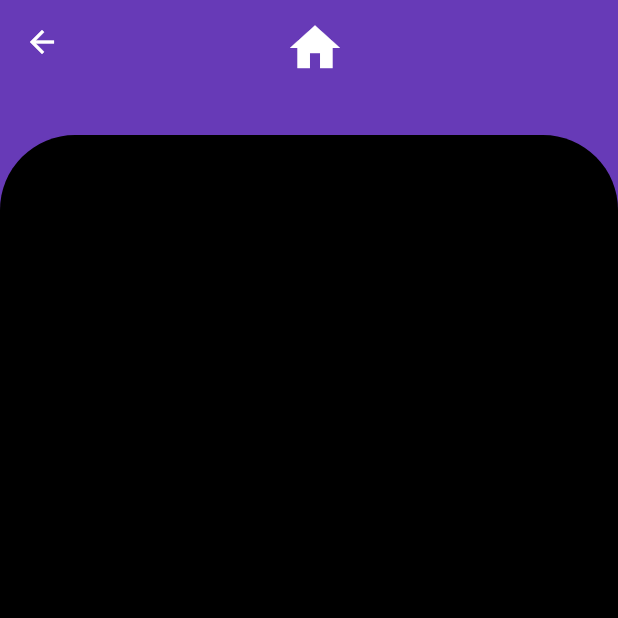
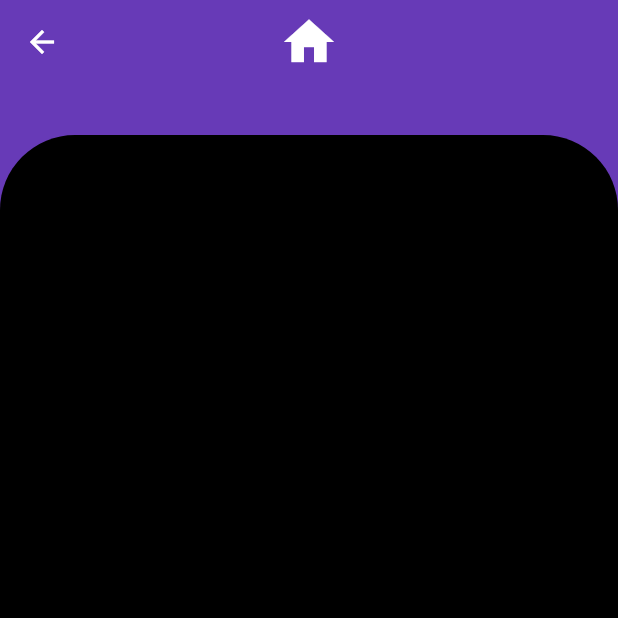
Before and after one commit to Kevin-Au-Duong/DACCKSCAM-DECO3801-S2-2022-UQ, a Flutter app: the Settings screen opened by its route, on a phone screen of 412 x 824 dp, the top half of it. Run offline on Flutter 3.47's test engine with Material 2 defaults, Android fonts, the phone set to English and light mode, and no system bars.

```diff
--- a/lib/Pages/settings.dart
+++ b/lib/Pages/settings.dart
@@ -11,13 +11,12 @@ class Settings extends StatelessWidget {
         centerTitle: true,
         elevation: 0,
         title: IconButton(
+          padding: EdgeInsets.zero,
           icon: const Icon(Icons.home, size: 40),
           onPressed: () {
             Navigator.pushNamedAndRemoveUntil(context, '/home', (_) => false);
           },
         ),
-
-
       ),
       // body: const Text("DAACKS"), backgroundColor: Colors.deepPurple,
       body: const SettingsBody(), backgroundColor: Colors.deepPurple,
--- a/lib/Templates/stateful_page_template.dart
+++ b/lib/Templates/stateful_page_template.dart
@@ -10,6 +10,7 @@ class Page extends StatelessWidget {
         centerTitle: true,
         elevation: 0,
         title: IconButton(
+          padding: EdgeInsets.zero,
           icon: const Icon(Icons.home, size: 40),
           onPressed: () {
             //Navigator.pushNamedAndRemoveUntil(context, '/home', (_) => false);
--- a/lib/Templates/stateless_page_template.dart
+++ b/lib/Templates/stateless_page_template.dart
@@ -12,6 +12,7 @@ class Page extends StatelessWidget {
         elevation: 0,
 
         title: IconButton(
+          padding: EdgeInsets.zero,
           icon: const Icon(Icons.home, size: 40),
           onPressed: () {
             Navigator.pushNamedAndRemoveUntil(context, '/home', (_) => false);
--- a/lib/main.dart
+++ b/lib/main.dart
@@ -6,7 +6,7 @@ import 'package:frontend/Pages/settings.dart';
 
 void main() {
   runApp(MaterialApp(
-    initialRoute: '/home',
+    initialRoute: '/login',
     routes: {
       '/login': (context) => const Login(),
       '/home': (context) => const Home(),
```
